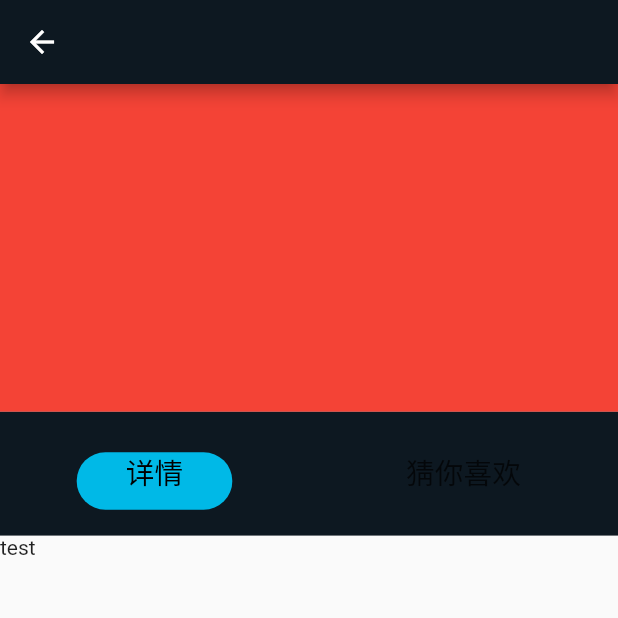
After one commit to patrickchanp/PrimeVedio, a Flutter app: the PlayPage screen opened directly, on a phone screen of 412 x 824 dp, the top half of it. The commit adds this screen. Run offline on Flutter 3.47's test engine with Material 2 defaults, Android fonts, the phone set to English and light mode, and no system bars; our stand-ins replace cached_network_image, dio, flutter_screenutil; network calls fail.

Commit message:
feat:play video page

```diff
--- /dev/null
+++ b/primevedio/lib/ui/play_page/play_page.dart
@@ -0,0 +1,107 @@
+import 'package:flutter/cupertino.dart';
+import 'package:flutter/material.dart';
+import 'package:primevedio/common/indicator.dart';
+import 'package:primevedio/utils/ui_data.dart';
+
+class PlayPage extends StatefulWidget {
+  const PlayPage({Key? key}) : super(key: key);
+
+  @override
+  State<StatefulWidget> createState() => _PlayPageState();
+}
+
+class _PlayPageState extends State<PlayPage> {
+  @override
+  Widget build(BuildContext context) {
+    return Scaffold(
+      appBar: AppBar(
+        //修改返回的icon
+        // leading: IconButton(
+        //   icon: const Icon(Icons.arrow_left),
+        //   onPressed: () => {Navigator.of(context).pop('刷新')},
+        // ),
+        backgroundColor: UIData.primaryColor,
+      ),
+      body: const PlayVideoContent(),
+    );
+  }
+}
+
+class PlayVideoContent extends StatefulWidget {
+  const PlayVideoContent({Key? key}) : super(key: key);
+
+  @override
+  State<StatefulWidget> createState() => _PlayVideoContentState();
+}
+
+class _PlayVideoContentState extends State<PlayVideoContent> {
+  @override
+  Widget build(BuildContext context) {
+    return Column(children: [
+      Container(
+        height: UIData.spaceSizeHeight228,
+        color: Colors.red,
+      ),
+      const Expanded(
+        child: DetailContent(),
+      )
+    ]);
+  }
+}
+
+class DetailContent extends StatefulWidget {
+  const DetailContent({Key? key}) : super(key: key);
+
+  @override
+  State<StatefulWidget> createState() => _DetailContentState();
+}
+
+class _DetailContentState extends State<DetailContent>
+    with SingleTickerProviderStateMixin {
+  late TabController _tabController;
+
+  @override
+  void initState() {
+    super.initState();
+    _tabController = TabController(vsync: this, length: 2);
+  }
+
+  @override
+  void dispose() {
+    _tabController.dispose();
+    super.dispose();
+  }
+
+  @override
+  Widget build(BuildContext context) {
+    return Column(
+      children: [
+        Container(
+          padding: EdgeInsets.symmetric(vertical: UIData.spaceSizeHeight18),
+          color: UIData.primaryColor,
+          child: TabBar(
+            indicator: StubTabIndicator(color: UIData.primarySwatch),
+            labelStyle: TextStyle(
+              color: Colors.black,
+              fontSize: UIData.fontSize20,
+            ),
+            tabs: const [
+              Tab(
+                text: '详情',
+              ),
+              Tab(
+                text: '猜你喜欢',
+              ),
+            ],
+            controller: _tabController,
+          ),
+        ),
+        Expanded(
+            child: TabBarView(
+          controller: _tabController,
+          children: const [Text('test'), Text('test')],
+        ))
+      ],
+    );
+  }
+}
--- a/primevedio/lib/utils/ui_data.dart
+++ b/primevedio/lib/utils/ui_data.dart
@@ -11,6 +11,7 @@ class UIData {
   static const primarySwatch = Color(0xFF00B9E7);
 
   //字号
+  static double fontSize16 = ScreenUtil().setSp(16);
   static double fontSize20 = ScreenUtil().setSp(20);
   static double fontSize26 = ScreenUtil().setSp(26);
   //宽度高度
```
Also changed, not shown: primevedio/lib/ui/homepage/grid_view_page.dart (+11 -3 lines), primevedio/lib/ui/homepage/home_page.dart (+8 -11 lines), primevedio/lib/utils/common_text.dart (+16 -0 lines).
